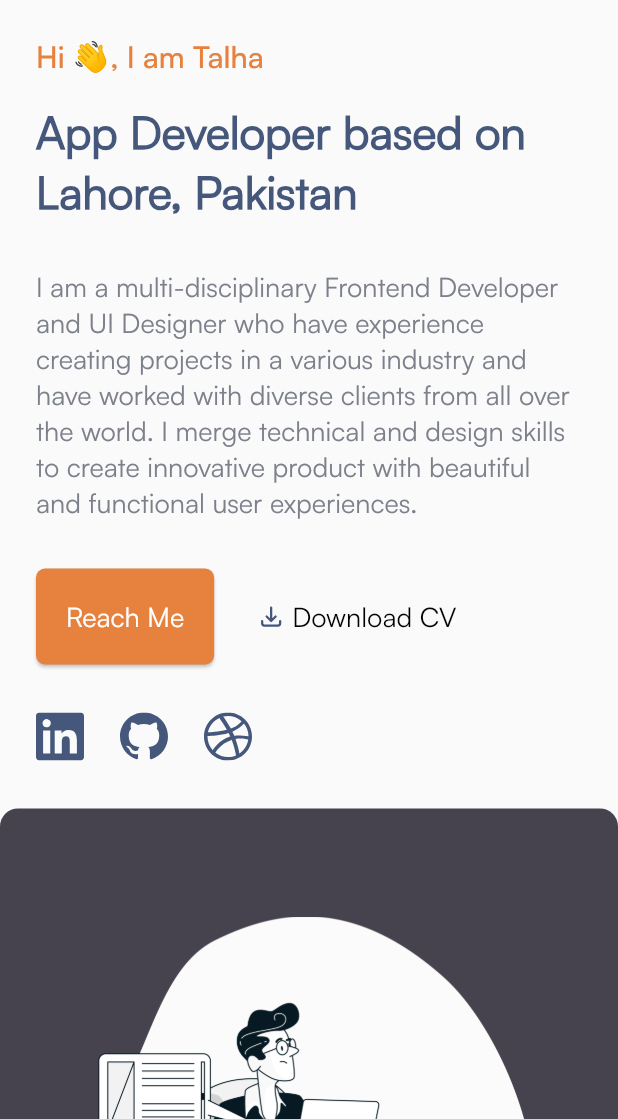
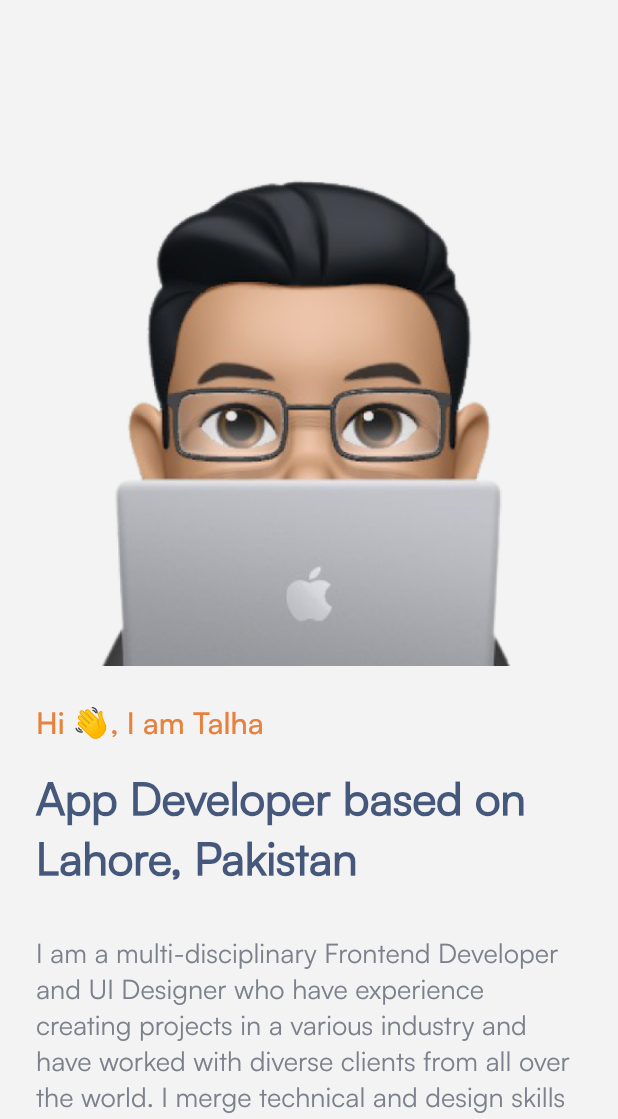
Before and after one commit to Mr-Talha110/my_portfolio, a Flutter app: the screen it shows after launch, on a phone screen of 412 x 824 dp, the part 117-1236 px from its top. Run offline on Flutter 3.47's test engine with Material 3 defaults, Android fonts, the light colour scheme and no system bars; our stand-ins replace flutter_svg, responsive_builder.

Commit message:
building services section

```diff
--- a/lib/constants/constants.dart
+++ b/lib/constants/constants.dart
@@ -8,18 +8,23 @@ class WebColors {
   static const Color lightgGrey = Color(0xffE0E0E0);
   static const Color orange = Color(0xffE6813E);
   static const Color mediumGrey = Color(0xff7C808B);
+  static const Color darkGrey = Color(0xff434343);
   static const Color baseGrey = Color(0xffE0E0E0);
+  static const Color light = Color(0xffF2F3F2);
   static const Color transparent = Colors.transparent;
 }
 
 class AssetRef {
   static const String logo = 'assets/images/logo.png';
   static const String illustration = 'assets/images/illustration.png';
+  static const String avatar = 'assets/images/avatar.png';
 }
 
 class WebIcons {
   static const String arrowIcon = 'assets/icons/arrow.svg';
   static const String downloadIcon = 'assets/icons/download.svg';
+  static const String pcIcon = 'assets/icons/pc.svg';
+  static const String brushIcon = 'assets/icons/brush.svg';
   static const List<String> socialIcons = [
     'assets/icons/linkedin.svg',
     'assets/icons/github.svg',
--- a/lib/constants/styling.dart
+++ b/lib/constants/styling.dart
@@ -28,4 +28,14 @@ class TextStyling {
       fontFamily: WebFonts.satoshiRegular,
       fontSize: WebSize.s18,
       fontWeight: FontWeight.w400);
+  static const TextStyle greyDescpText = TextStyle(
+      color: WebColors.darkGrey,
+      fontFamily: WebFonts.satoshiMedium,
+      fontSize: WebSize.s20,
+      fontWeight: FontWeight.w500);
+  static const TextStyle blueTitleText = TextStyle(
+      color: WebColors.blueish,
+      fontFamily: WebFonts.satoshiMedium,
+      fontSize: WebSize.s24,
+      fontWeight: FontWeight.w500);
 }
--- a/lib/constants/web_strings.dart
+++ b/lib/constants/web_strings.dart
@@ -14,4 +14,16 @@ class WebStrings {
   static const String whyHireMeDescp =
       'I worked with a various background of client and different type of product as a software engineer (frontend) or UI designer. I help them to solve their business problem on the technology end.\nI have a principle that is "stay simple and stay humble". I believe, simplicity hides a great deal of complexity and thoroughness. I see every project as a process of solving a problem. Now it\'s time to solve your problems in detail, in depth, and of course with simplicity.';
   static const String hiIamTalha = 'Hi 👋, I am Talha';
+  static const String services = 'Services';
+  static const String bestSolution =
+      'Best solution to boost your project and business';
+  static const String areYourPro =
+      'Are you a professional who needs an attractive website for your business or service? Does your current website looks like it "old-fashioned"? Is it not mobile responsive? It doesn\'t have a modern look and optimal user experience across various devices, and browsers?';
+  static const String rightPlace = 'Well, you’re in the right place.';
+  static const String appDeveloper = 'App\nDeveloper';
+  static const String appDeveloperDescp =
+      'Good communication, details in the code and verbose documentation. I guaranteed free session until you can run my code on your system.';
+  static const String uiDesigner = 'UI/UX\nDesigner';
+  static const String uiDesignerDescp =
+      'I look at every UI design project as a process in solving a problem. I am considering all the aspects until the UI design is “work”.';
 }
--- a/lib/main.dart
+++ b/lib/main.dart
@@ -14,9 +14,10 @@ class MyApp extends StatelessWidget {
     return MaterialApp(
       debugShowCheckedModeBanner: false,
       theme: ThemeData(
-        fontFamily: WebFonts.satoshiRegular,
-        useMaterial3: false,
-      ),
+          fontFamily: WebFonts.satoshiRegular,
+          useMaterial3: false,
+          colorScheme:
+              ColorScheme.fromSwatch().copyWith(secondary: WebColors.white)),
       home: const HomeScreen(),
     );
   }
--- a/lib/pages/home/components/about_section.dart
+++ b/lib/pages/home/components/about_section.dart
@@ -27,7 +27,10 @@ class AboutSectionDesktop extends StatelessWidget {
   Widget build(BuildContext context) {
     return Container(
       alignment: Alignment.center,
-      margin: EdgeInsets.symmetric(horizontal: isMobile ? 0 : WebSize.s104),
+      margin: EdgeInsets.only(
+          left: isMobile ? 0 : WebSize.s104,
+          right: isMobile ? 0 : WebSize.s104,
+          bottom: WebSize.s32),
       padding: const EdgeInsets.symmetric(
           horizontal: WebSize.s40, vertical: WebSize.s72),
       decoration: const BoxDecoration(
--- a/lib/pages/home/components/intro_section.dart
+++ b/lib/pages/home/components/intro_section.dart
@@ -115,6 +115,14 @@ class IntroSectionMobile extends StatelessWidget {
     return Column(
       crossAxisAlignment: CrossAxisAlignment.start,
       children: [
+        Align(
+          alignment: Alignment.center,
+          child: Image.asset(
+            AssetRef.avatar,
+            width: WebSize.s370,
+          ),
+        ),
+        const SizedBox(height: WebSize.s24),
         Text(
           WebStrings.hiIamTalha,
           style: TextStyling.orangeSmallText.copyWith(
@@ -161,6 +169,6 @@ class IntroSectionMobile extends StatelessWidget {
         ),
       ],
     ).paddingHorizontalTopBottom(
-        top: WebSize.s24, horizontal: WebSize.s24, bottom: WebSize.s32);
+        top: WebSize.s80, horizontal: WebSize.s24, bottom: WebSize.s32);
   }
 }
--- a/lib/pages/home/screen/home_screen.dart
+++ b/lib/pages/home/screen/home_screen.dart
@@ -1,24 +1,27 @@
 import 'package:flutter/material.dart';
+import 'package:my_portfolio/constants/constants.dart';
 import 'package:my_portfolio/constants/sizes.dart';
 import 'package:my_portfolio/pages/home/components/about_section.dart';
 import 'package:my_portfolio/pages/home/components/intro_section.dart';
 import 'package:my_portfolio/pages/home/components/navbar.dart';
+import 'package:my_portfolio/pages/home/components/services_section.dart';
 
 class HomeScreen extends StatelessWidget {
   const HomeScreen({super.key});
   @override
   Widget build(BuildContext context) {
     return Scaffold(
+        backgroundColor: WebColors.light,
         body: Center(
           child: Container(
             constraints: const BoxConstraints(maxWidth: WebSize.s1920),
             child: ListView(
+              physics: const BouncingScrollPhysics(),
               children: const [
                 NavBar(),
                 IntroSection(),
-            // SizedBox(height: WebSize.s160),
                 AboutSection(),
-            SizedBox(height: WebSize.s160),
+                ServicesSection()
               ],
             ),
           ),
```
Also changed, not shown: lib/pages/home/components/services_section.dart (added, +70 -0 lines), lib/widgets/service_box.dart (added, +60 -0 lines), assets/icons/brush.svg (added), assets/icons/pc.svg (added), assets/images/avatar.png (added). Lines whose indentation alone changed are shown as unchanged.
